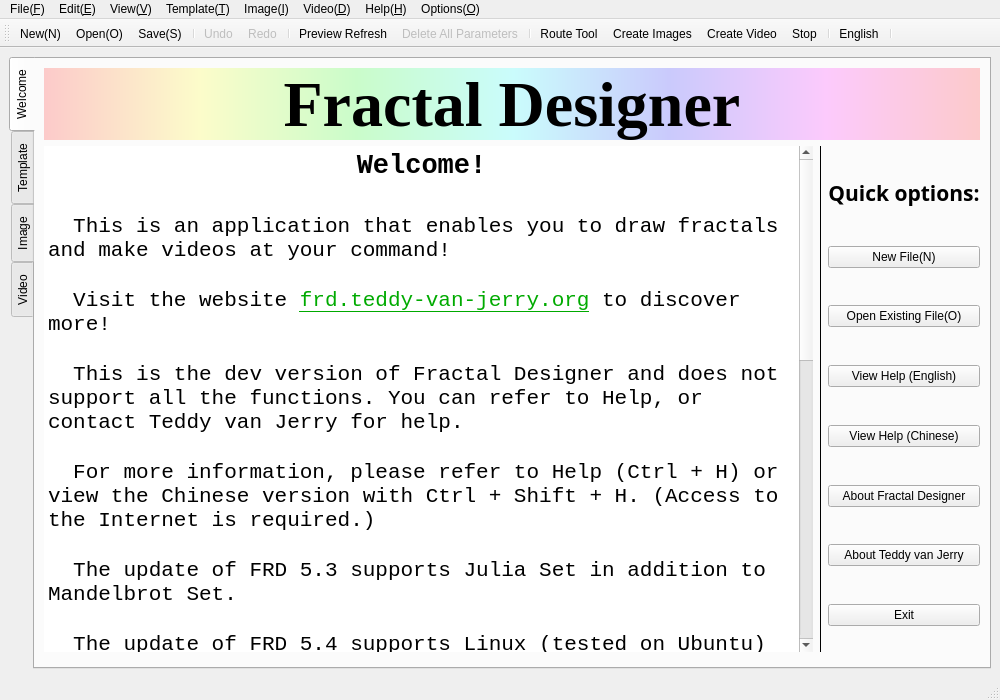
Teddy-van-Jerry/Fractal_Designer, file mainwindow.ui: the form before one commit.
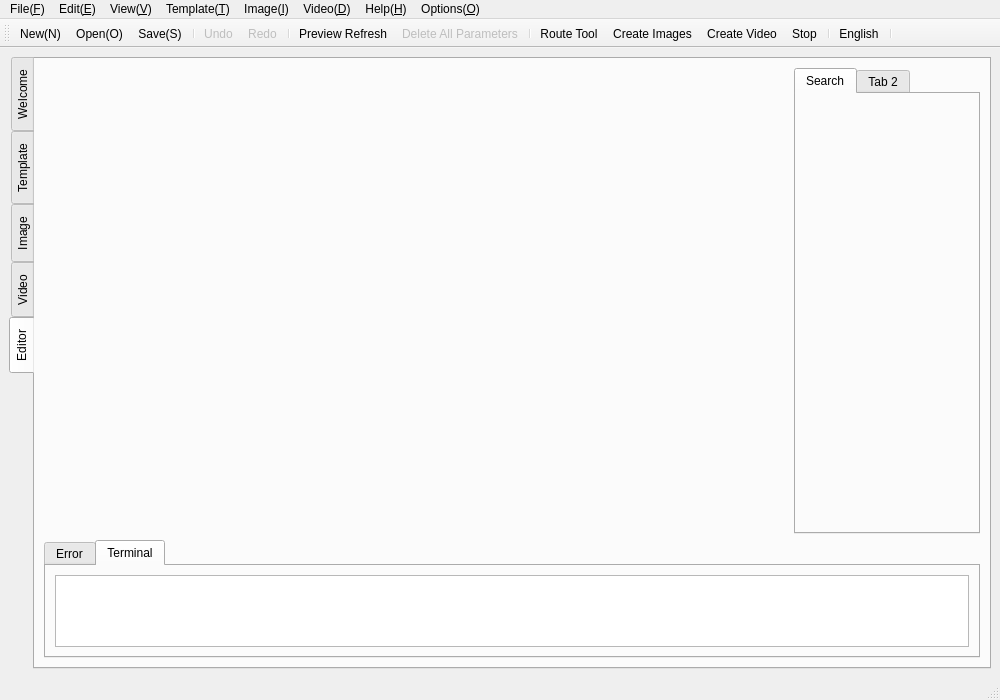
The form after the commit. The open tabs and pages were chosen to show the change. Icons and pictures are not drawn.

The edit to the form file:
```diff
--- a/mainwindow.ui
+++ b/mainwindow.ui
@@ -119,7 +119,7 @@
 &lt;p style=&quot; margin-top:0px; margin-bottom:0px; margin-left:0px; margin-right:0px; -qt-block-indent:0; text-indent:0px;&quot;&gt;&lt;span style=&quot; font-size:16pt;&quot;&gt;  In FRD 5.6, without the burden of supporting older versions, it features customized formula settings, which offer even more freedom to designers.&lt;/span&gt;&lt;/p&gt;
 &lt;p style=&quot; margin-top:0px; margin-bottom:0px; margin-left:0px; margin-right:0px; -qt-block-indent:0; text-indent:0px;&quot;&gt;&lt;span style=&quot; font-size:16pt;&quot;&gt;  Currently, there is only release version for Windows. Release versions for other platforms will be released in the near future.&lt;/span&gt;&lt;/p&gt;
 &lt;p style=&quot;-qt-paragraph-type:empty; margin-top:0px; margin-bottom:0px; margin-left:0px; margin-right:0px; -qt-block-indent:0; text-indent:0px; font-size:16pt;&quot;&gt;&lt;br /&gt;&lt;/p&gt;
-&lt;p style=&quot; margin-top:0px; margin-bottom:0px; margin-left:0px; margin-right:0px; -qt-block-indent:0; text-indent:0px;&quot;&gt;&lt;span style=&quot; font-size:16pt;&quot;&gt;  Version: 5.6.3 (2021/07/15)&lt;/span&gt;&lt;/p&gt;
+&lt;p style=&quot; margin-top:0px; margin-bottom:0px; margin-left:0px; margin-right:0px; -qt-block-indent:0; text-indent:0px;&quot;&gt;&lt;span style=&quot; font-size:16pt;&quot;&gt;  Version: 6.0 under development&lt;/span&gt;&lt;/p&gt;
 &lt;p style=&quot;-qt-paragraph-type:empty; margin-top:0px; margin-bottom:0px; margin-left:0px; margin-right:0px; -qt-block-indent:0; text-indent:0px; font-size:16pt;&quot;&gt;&lt;br /&gt;&lt;/p&gt;
 &lt;p style=&quot; margin-top:0px; margin-bottom:0px; margin-left:0px; margin-right:0px; -qt-block-indent:0; text-indent:0px;&quot;&gt;&lt;span style=&quot; font-size:16pt;&quot;&gt;  &lt;/span&gt;&lt;span style=&quot; font-size:16pt; color:#555500;&quot;&gt;Designer: &lt;/span&gt;&lt;span style=&quot; font-size:16pt; color:#aa00ff;&quot;&gt;TVJ Group | Teddy van Jerry&lt;/span&gt;&lt;/p&gt;
 &lt;p style=&quot; margin-top:0px; margin-bottom:0px; margin-left:0px; margin-right:0px; -qt-block-indent:0; text-indent:0px;&quot;&gt;&lt;span style=&quot; font-size:16pt; color:#aa00ff;&quot;&gt;  &lt;/span&gt;&lt;span style=&quot; font-size:16pt; color:#000000;&quot;&gt;* TVJ Group     : &lt;/span&gt;&lt;a href=&quot;http://group.teddy-van-jerry.org&quot;&gt;&lt;span style=&quot; font-size:16pt; text-decoration: underline; color:#0000ff;&quot;&gt;group.teddy-van-jerry.org&lt;/span&gt;&lt;/a&gt;&lt;/p&gt;
@@ -131,8 +131,9 @@
 &lt;p style=&quot; margin-top:0px; margin-bottom:0px; margin-left:0px; margin-right:0px; -qt-block-indent:0; text-indent:0px;&quot;&gt;&lt;span style=&quot; font-size:16pt; color:#000000;&quot;&gt;  * Bilibili      : &lt;/span&gt;&lt;a href=&quot;https://space.bilibili.com/631883409&quot;&gt;&lt;span style=&quot; font-size:16pt; text-decoration: underline; color:#0000ff;&quot;&gt;Teddy_van_Jerry&lt;/span&gt;&lt;/a&gt;&lt;/p&gt;
 &lt;p style=&quot; margin-top:0px; margin-bottom:0px; margin-left:0px; margin-right:0px; -qt-block-indent:0; text-indent:0px;&quot;&gt;&lt;span style=&quot; font-size:16pt; color:#000000;&quot;&gt;  * E-mail        : &lt;/span&gt;&lt;a href=&quot;mailto:me@teddy-van-jerry.org&quot;&gt;&lt;span style=&quot; font-size:16pt; text-decoration: underline; color:#0000ff;&quot;&gt;me@teddy-van-jerry.org&lt;/span&gt;&lt;/a&gt;&lt;/p&gt;
 &lt;p style=&quot;-qt-paragraph-type:empty; margin-top:0px; margin-bottom:0px; margin-left:0px; margin-right:0px; -qt-block-indent:0; text-indent:0px; font-size:16pt; color:#000000;&quot;&gt;&lt;br /&gt;&lt;/p&gt;
-&lt;p style=&quot; margin-top:0px; margin-bottom:0px; margin-left:0px; margin-right:0px; -qt-block-indent:0; text-indent:0px;&quot;&gt;&lt;span style=&quot; font-size:9pt; color:#646464;&quot;&gt;    Fractal Designer 5.6 uses:&lt;/span&gt;&lt;/p&gt;
+&lt;p style=&quot; margin-top:0px; margin-bottom:0px; margin-left:0px; margin-right:0px; -qt-block-indent:0; text-indent:0px;&quot;&gt;&lt;span style=&quot; font-size:9pt; color:#646464;&quot;&gt;    Fractal Designer 6.0 uses:&lt;/span&gt;&lt;/p&gt;
 &lt;p style=&quot; margin-top:0px; margin-bottom:0px; margin-left:0px; margin-right:0px; -qt-block-indent:0; text-indent:0px;&quot;&gt;&lt;span style=&quot; font-size:9pt; color:#646464;&quot;&gt;     ● FFmpeg&lt;/span&gt;&lt;/p&gt;
+&lt;p style=&quot; margin-top:0px; margin-bottom:0px; margin-left:0px; margin-right:0px; -qt-block-indent:0; text-indent:0px;&quot;&gt;&lt;span style=&quot; font-size:9pt; color:#646464;&quot;&gt;     ● QScintilla&lt;/span&gt;&lt;/p&gt;
 &lt;p style=&quot; margin-top:0px; margin-bottom:0px; margin-left:0px; margin-right:0px; -qt-block-indent:0; text-indent:0px;&quot;&gt;&lt;span style=&quot; font-size:9pt; color:#646464;&quot;&gt;     ● Visual Studio 2019 Image Library&lt;/span&gt;&lt;/p&gt;
 &lt;p style=&quot; margin-top:0px; margin-bottom:0px; margin-left:0px; margin-right:0px; -qt-block-indent:0; text-indent:0px;&quot;&gt;&lt;span style=&quot; font-size:9pt; color:#646464;&quot;&gt;     ● Qt (Community)&lt;/span&gt;&lt;/p&gt;
 &lt;p style=&quot;-qt-paragraph-type:empty; margin-top:0px; margin-bottom:0px; margin-left:0px; margin-right:0px; -qt-block-indent:0; text-indent:0px; font-size:9pt; color:#646464;&quot;&gt;&lt;br /&gt;&lt;/p&gt;
@@ -1698,6 +1699,55 @@
         </item>
        </layout>
       </widget>
+      <widget class="QWidget" name="Editor">
+       <attribute name="title">
+        <string>Editor</string>
+       </attribute>
+       <layout class="QGridLayout" name="gridLayout_14" rowstretch="5,1" columnstretch="4,1">
+        <item row="0" column="0">
+         <widget class="QWidget" name="Editor_widget" native="true"/>
+        </item>
+        <item row="0" column="1">
+         <widget class="QTabWidget" name="Tool_widget">
+          <property name="currentIndex">
+           <number>0</number>
+          </property>
+          <widget class="QWidget" name="Search_tab">
+           <attribute name="title">
+            <string>Search</string>
+           </attribute>
+          </widget>
+          <widget class="QWidget" name="tab_4">
+           <attribute name="title">
+            <string>Tab 2</string>
+           </attribute>
+          </widget>
+         </widget>
+        </item>
+        <item row="1" column="0" colspan="2">
+         <widget class="QTabWidget" name="Error_Terminal_widget">
+          <property name="currentIndex">
+           <number>1</number>
+          </property>
+          <widget class="QWidget" name="tab">
+           <attribute name="title">
+            <string>Error</string>
+           </attribute>
+          </widget>
+          <widget class="QWidget" name="tab_2">
+           <attribute name="title">
+            <string>Terminal</string>
+           </attribute>
+           <layout class="QGridLayout" name="gridLayout_3">
+            <item row="0" column="0">
+             <widget class="QPlainTextEdit" name="plainTextEdit"/>
+            </item>
+           </layout>
+          </widget>
+         </widget>
+        </item>
+       </layout>
+      </widget>
      </widget>
     </item>
    </layout>
```
Left out of the diff: 2 changed lines with no effect on the pictures.
